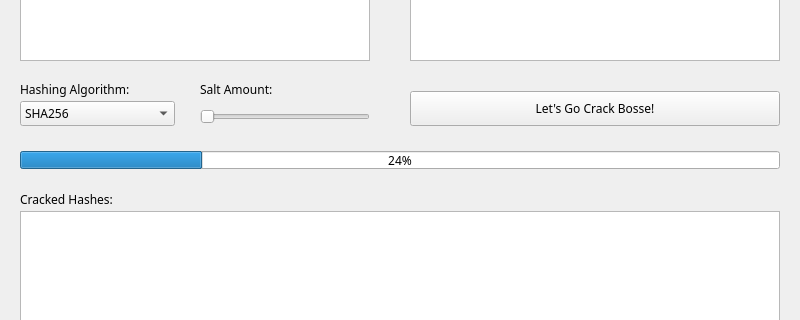
Above: forms/mainwindow.ui from simonthorell/hash-bosse-cat before the change; both pictures show x 0 to 800 and y 189 to 509 of the 800 by 660 pixel window. Below: the same form after it.
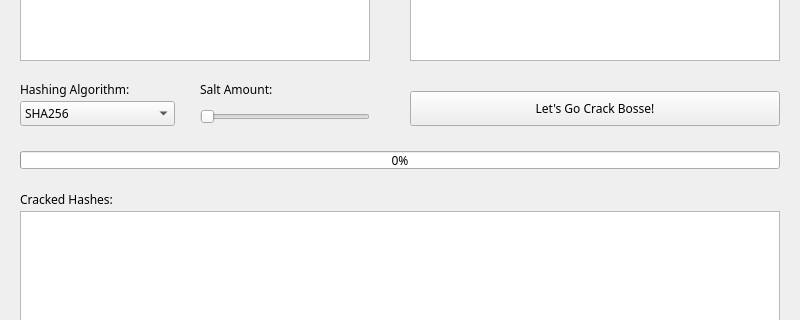
That is the form after the change. Icons and pictures are not drawn.

Patch:
```diff
--- a/forms/mainwindow.ui
+++ b/forms/mainwindow.ui
@@ -146,7 +146,7 @@
      </rect>
     </property>
     <property name="value">
-     <number>24</number>
+     <number>0</number>
     </property>
    </widget>
    <widget class="QLabel" name="label_HashAlgo">
```
